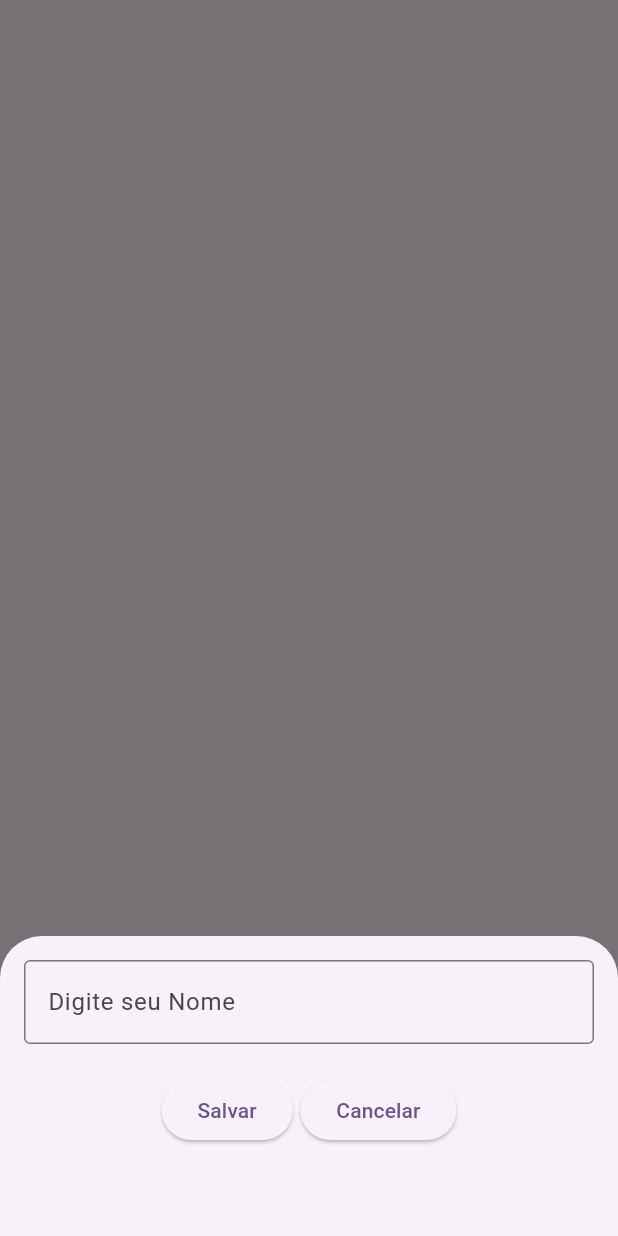
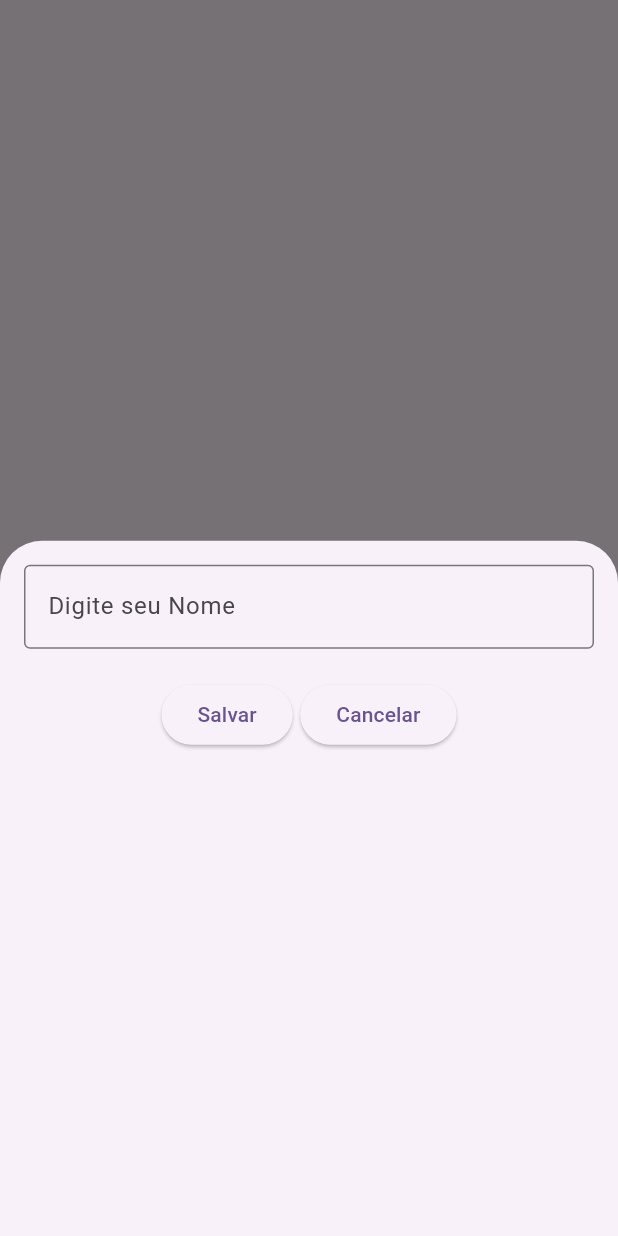
Before and after one commit to ruben-sa-brito/imc_flutter, a Flutter app: what showModalSaveName() shows on an empty page, opened directly with empty values, on a phone screen of 412 x 824 dp. Run offline on Flutter 3.47's test engine with Material 3 defaults, Android fonts, the phone set to English and light mode, and no system bars.

Commit message:
including colors for each status

```diff
--- a/lib/modals/save_imc.dart
+++ b/lib/modals/save_imc.dart
@@ -3,12 +3,12 @@ import 'package:imc_flutter/repositories/json_loader.dart';
 
 void showModalSaveName(BuildContext context, double imc, String state) {
   TextEditingController controllerNome = TextEditingController();
-  showModalBottomSheet(
+  showModalBottomSheet(   isScrollControlled: false,
                           context: context,
                           builder: (context) {
                             return Container(
                               padding: EdgeInsets.all(16),
-                              height: 200,
+                              height: 550,
                               child: Column(
                                 children: [
                                   TextField(
@@ -26,6 +26,7 @@ void showModalSaveName(BuildContext context, double imc, String state) {
                                         onPressed: () {
                                           writeJson(controllerNome.text, imc, state);
                                           Navigator.pop(context);
+                                          FocusScope.of(context).unfocus();
                                         },
                                         child: Text("Salvar"),
                                       ),
--- a/lib/pages_drawer/list_imcs.dart
+++ b/lib/pages_drawer/list_imcs.dart
@@ -1,6 +1,7 @@
 import 'package:flutter/material.dart';
 import 'package:imc_flutter/pages_drawer/drawer.dart';
 import 'package:imc_flutter/repositories/json_loader.dart';
+import 'package:imc_flutter/utils/state_colors.dart';
 import 'dart:convert';
 
 class ImcList extends StatefulWidget {
@@ -54,7 +55,7 @@ class _ImcListState extends State<ImcList> {
                           Text("${jsonData?["imcs"][i]["imc"]}"),
                           Text(
                             jsonData?["imcs"][i]["state"], // Adicionando um status abaixo do IMC
-                            style: TextStyle(color: const Color.fromARGB(255, 54, 67, 244), fontWeight: FontWeight.bold),
+                            style: TextStyle(color: setColor(jsonData?["imcs"][i]["state"]), fontWeight: FontWeight.bold),
                           )
                         ]
                       ),
```
Also changed, not shown: lib/utils/state_colors.dart (added, +19 -0 lines).
